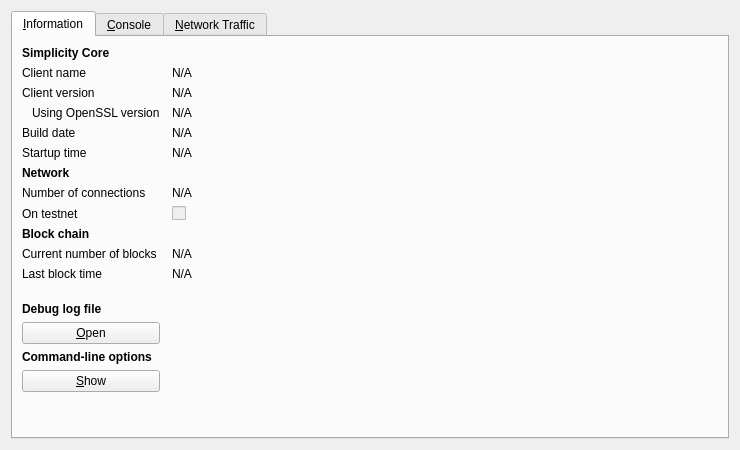
SimplicityDev2018/Simplicity, file src/qt/forms/rpcconsole.ui: the form before one commit.
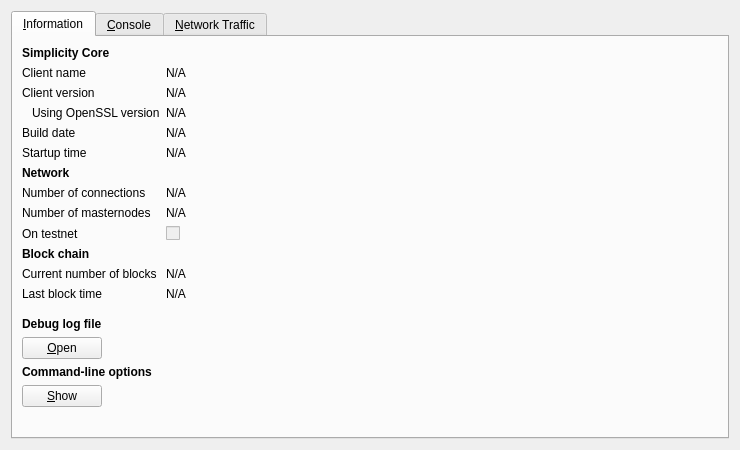
The form after the commit. Icons and pictures are not drawn. Custom widgets are drawn as their Qt base class.

Patch:
```diff
--- a/src/qt/forms/rpcconsole.ui
+++ b/src/qt/forms/rpcconsole.ui
@@ -23,10 +23,7 @@
       <attribute name="title">
        <string>&amp;Information</string>
       </attribute>
-      <layout class="QGridLayout" name="gridLayout" columnstretch="0,1">
-       <property name="horizontalSpacing">
-        <number>12</number>
-       </property>
+      <layout class="QFormLayout" name="formLayout">
        <item row="0" column="0">
         <widget class="QLabel" name="label_9">
          <property name="font">
@@ -195,13 +192,36 @@
         </widget>
        </item>
        <item row="8" column="0">
+        <widget class="QLabel" name="label_15">
+         <property name="text">
+          <string>Number of masternodes</string>
+         </property>
+        </widget>
+       </item>
+       <item row="8" column="1">
+        <widget class="QLabel" name="masternodeCount">
+         <property name="cursor">
+          <cursorShape>IBeamCursor</cursorShape>
+         </property>
+         <property name="text">
+          <string>N/A</string>
+         </property>
+         <property name="textFormat">
+          <enum>Qt::PlainText</enum>
+         </property>
+         <property name="textInteractionFlags">
+          <set>Qt::LinksAccessibleByMouse|Qt::TextSelectableByKeyboard|Qt::TextSelectableByMouse</set>
+         </property>
+        </widget>
+       </item>
+       <item row="9" column="0">
         <widget class="QLabel" name="label_8">
          <property name="text">
           <string>On testnet</string>
          </property>
         </widget>
        </item>
-       <item row="8" column="1">
+       <item row="9" column="1">
         <widget class="QCheckBox" name="isTestNet">
          <property name="enabled">
           <bool>false</bool>
@@ -211,7 +231,7 @@
          </property>
         </widget>
        </item>
-       <item row="9" column="0">
+       <item row="10" column="0">
         <widget class="QLabel" name="label_10">
          <property name="font">
           <font>
@@ -224,14 +244,14 @@
          </property>
         </widget>
        </item>
-       <item row="10" column="0">
+       <item row="11" column="0">
         <widget class="QLabel" name="label_3">
          <property name="text">
           <string>Current number of blocks</string>
          </property>
         </widget>
        </item>
-       <item row="10" column="1">
+       <item row="11" column="1">
         <widget class="QLabel" name="numberOfBlocks">
          <property name="cursor">
           <cursorShape>IBeamCursor</cursorShape>
@@ -247,14 +267,14 @@
          </property>
         </widget>
        </item>
-       <item row="11" column="0">
+       <item row="12" column="0">
         <widget class="QLabel" name="label_2">
          <property name="text">
           <string>Last block time</string>
          </property>
         </widget>
        </item>
-       <item row="11" column="1">
+       <item row="12" column="1">
         <widget class="QLabel" name="lastBlockTime">
          <property name="cursor">
           <cursorShape>IBeamCursor</cursorShape>
@@ -270,7 +290,7 @@
          </property>
         </widget>
        </item>
-       <item row="12" column="0">
+       <item row="13" column="0">
         <spacer name="verticalSpacer_2">
          <property name="orientation">
           <enum>Qt::Vertical</enum>
@@ -278,12 +298,12 @@
          <property name="sizeHint" stdset="0">
           <size>
            <width>20</width>
-           <height>20</height>
+           <height>10</height>
           </size>
          </property>
         </spacer>
        </item>
-       <item row="13" column="0">
+       <item row="14" column="0">
         <widget class="QLabel" name="labelDebugLogfile">
          <property name="font">
           <font>
@@ -296,7 +316,7 @@
          </property>
         </widget>
        </item>
-       <item row="14" column="0">
+       <item row="15" column="0">
         <widget class="QPushButton" name="openDebugLogfileButton">
          <property name="toolTip">
           <string>Open the Simplicity debug log file from the current data directory. This can take a few seconds for large log files.</string>
@@ -309,7 +329,7 @@
          </property>
         </widget>
        </item>
-       <item row="15" column="0">
+       <item row="16" column="0">
         <widget class="QLabel" name="labelCLOptions">
          <property name="font">
           <font>
@@ -322,7 +342,7 @@
          </property>
         </widget>
        </item>
-       <item row="16" column="0">
+       <item row="17" column="0">
         <widget class="QPushButton" name="showCLOptionsButton">
          <property name="toolTip">
           <string>Show the Simplicity-Qt help message to get a list with possible Simplicity command-line options.</string>
@@ -335,7 +355,7 @@
          </property>
         </widget>
        </item>
-       <item row="17" column="0">
+       <item row="18" column="0">
         <spacer name="verticalSpacer">
          <property name="orientation">
           <enum>Qt::Vertical</enum>
@@ -343,7 +363,7 @@
          <property name="sizeHint" stdset="0">
           <size>
            <width>20</width>
-           <height>40</height>
+           <height>20</height>
           </size>
          </property>
         </spacer>
```
